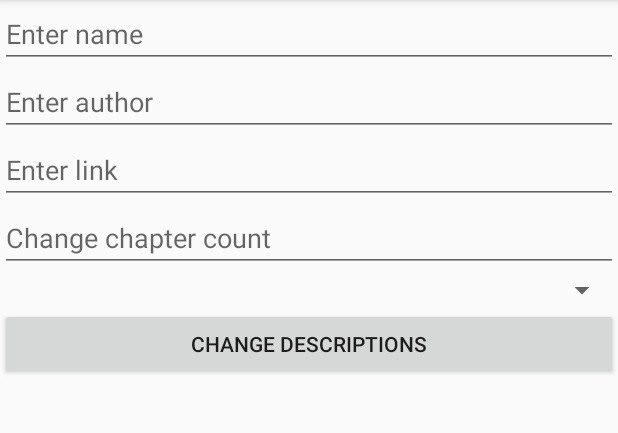
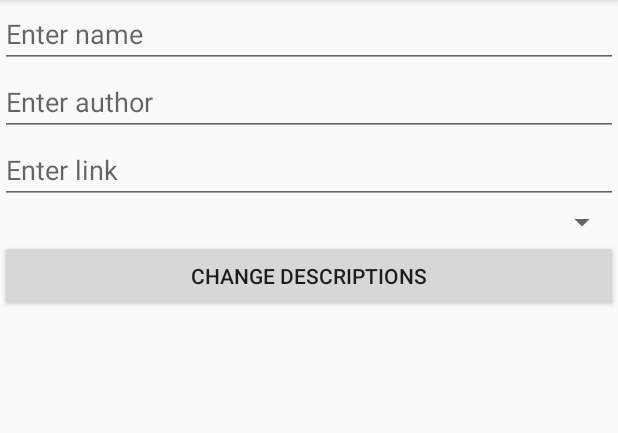
Before and after one commit to BMukhtar/Solutions_Book, an Android app: the fragment EditMyBook shown on its own in the app's theme, on a phone screen of 412 x 824 dp, the part 84-517 px from its top. Run offline under Robolectric (Android 15) with nearby library versions, the phone set to English and light mode, and no system bars.

Commit message:
change book descriptions

```diff
--- a/app/src/main/res/layout/fragment_edit_my_book.xml
+++ b/app/src/main/res/layout/fragment_edit_my_book.xml
@@ -32,13 +32,6 @@
         android:id="@+id/edittext_change_book_link"
         android:maxLines="1"/>
 
-    <EditText
-        android:layout_width="match_parent"
-        android:layout_height="wrap_content"
-        android:inputType="numberDecimal"
-        android:ems="10"
-        android:id="@+id/edittext_change_book_chapter_count"
-        android:hint="@string/edittext_change_book_chapter_count"/>
 
     <Spinner
         android:layout_width="match_parent"
--- a/app/src/main/res/values/strings.xml
+++ b/app/src/main/res/values/strings.xml
@@ -34,12 +34,13 @@
     <string name="edittext_author_of_new_book">Enter author</string>
     <string name="edittext_link_of_new_boook">Enter link</string>
 
+
     //fragment my books
     <string name="textview_hint_my_books_fragment">You can edit your books</string>
 
     //fragment edit_book
     <string name="button_change_book">Change descriptions</string>
-    <string name="edittext_change_book_chapter_count">Change chapter count</string>
+
 
 
 
```
